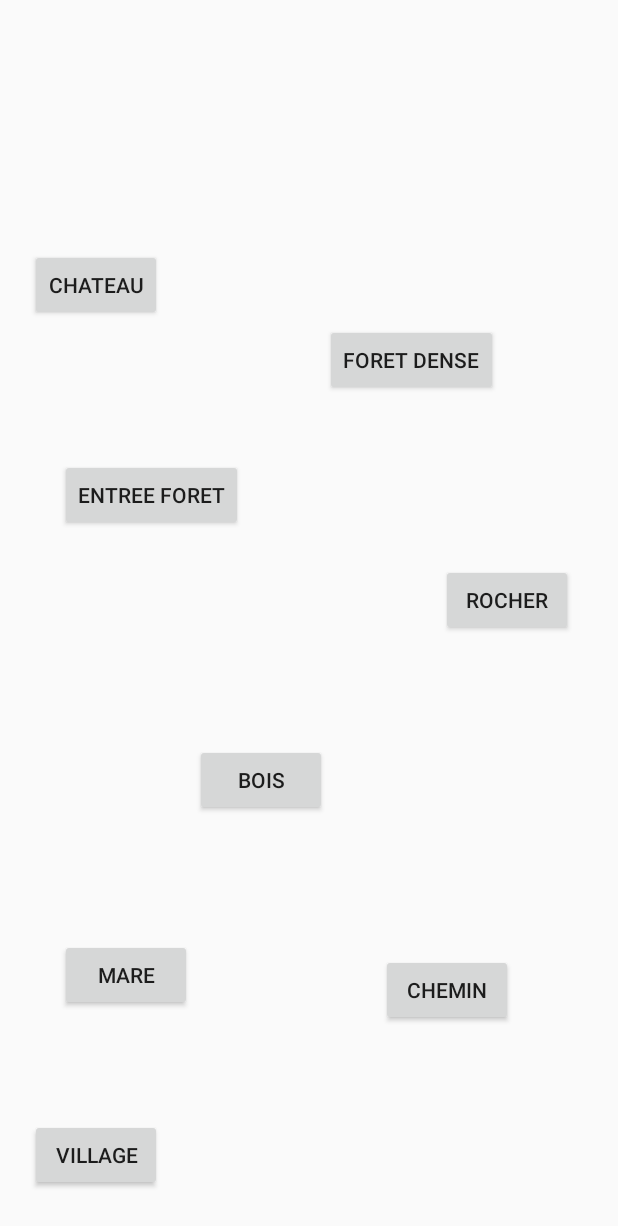
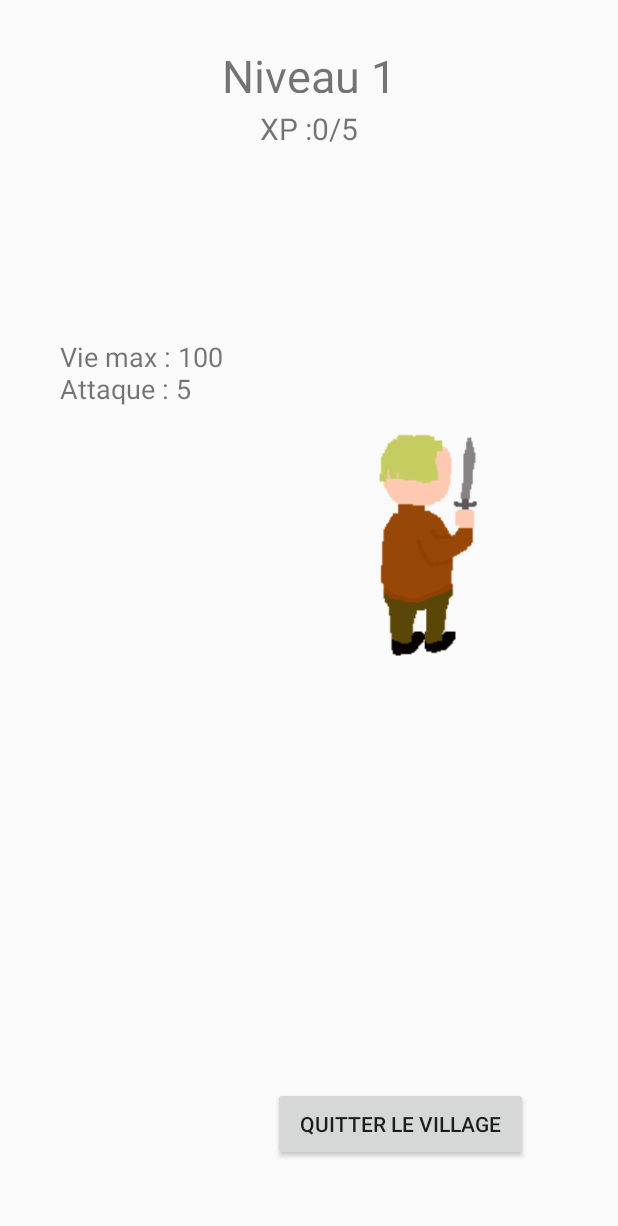
Before and after one commit to PinsardF/CheapQuest, an Android app: the MapActivity screen opened directly, with no data from a screen before it, after a tap on "VILLAGE", on a phone screen of 412 x 824 dp. Shown: the top 1226 px of the screen. Run offline under Robolectric (Android 15) with nearby library versions, the phone set to English and light mode, and no system bars.

Commit message:
XP System done, stats increase. Village done. Next objective : graphics, several ennemies in every zone

```diff
--- a/app/src/main/AndroidManifest.xml
+++ b/app/src/main/AndroidManifest.xml
@@ -17,6 +17,7 @@
             </intent-filter>
         </activity>
         <activity android:name=".Combat"></activity>
+        <activity android:name=".VillageActivity"></activity>
         <activity android:name=".MapActivity"></activity>
     </application>
 
--- a/app/src/main/java/com/example/cheapquest/Combat.java
+++ b/app/src/main/java/com/example/cheapquest/Combat.java
@@ -141,7 +141,6 @@ public class Combat extends AppCompatActivity {
             editor.putInt("hero_lvl",hero_lvl+1);
         }
         editor.putInt("hero_xp",hero_xp);
-        //editor.putInt("hero_xp",14);
         editor.apply();
 
         Handler handler = new Handler();
@@ -164,4 +163,11 @@ public class Combat extends AppCompatActivity {
         hero_health.setText(hero.getHealth()+"/"+hero.getMax_health()+" PV");
         textBox.setText("\""+ennemy.getName()+"\" vous a infligé "+ennemy.attack+" dégats.");
     }
+
+    public void fuir(View view) {
+        TextView textbox = findViewById(R.id.textbox);
+        textbox.setText("Vous prenez la fuite.");
+        Handler handler = new Handler();
+        handler.postDelayed(new Runnable() {public void run() { finish(); }}, 1000);
+    }
 }
--- /dev/null
+++ b/app/src/main/java/com/example/cheapquest/Level_enum.java
@@ -0,0 +1,18 @@
+package com.example.cheapquest;
+
+public enum Level_enum {
+    Level1(1,5,10,3),
+    Level2(2,15,10,2),
+    Level3(3,36,8,3),
+    Level4(4,50,8,4);
+    int lvl;
+    int xp_needed;
+    int health_plus;
+    int attack_plus;
+    Level_enum(int lvl, int xp_needed, int health_plus, int attack_plus){
+        this.lvl = lvl;
+        this.xp_needed = xp_needed;
+        this.health_plus = health_plus;
+        this.attack_plus = attack_plus;
+    }
+}
--- a/app/src/main/java/com/example/cheapquest/MapActivity.java
+++ b/app/src/main/java/com/example/cheapquest/MapActivity.java
@@ -21,9 +21,8 @@ public class MapActivity extends AppCompatActivity {
         startActivity(combatIntent);
     }
 
-    public void go_to_village(){
-        moveTaskToBack(true);
-        android.os.Process.killProcess(android.os.Process.myPid());
-        System.exit(1);
+    public void go_to_village(View view){
+        Intent villageIntent = new Intent(this,VillageActivity.class);
+        startActivity(villageIntent);
     }
 }
--- /dev/null
+++ b/app/src/main/java/com/example/cheapquest/VillageActivity.java
@@ -0,0 +1,48 @@
+package com.example.cheapquest;
+
+import android.content.Context;
+import android.content.SharedPreferences;
+import android.os.Bundle;
+import android.os.Handler;
+import android.support.v7.app.AppCompatActivity;
+import android.view.View;
+import android.widget.ImageView;
+import android.widget.TextView;
+
+import org.w3c.dom.Text;
+
+public class VillageActivity extends AppCompatActivity {
+
+    SharedPreferences sharedPreferences;
+
+    protected void onCreate(Bundle savedInstanceState){
+        super.onCreate(savedInstanceState);
+        setContentView(R.layout.activity_village);
+        sharedPreferences = getSharedPreferences("", Context.MODE_PRIVATE);
+        TextView lvl = findViewById(R.id.village_lvl);
+        int hero_lvl = sharedPreferences.getInt("hero_lvl",0);
+        lvl.setText("Niveau "+hero_lvl);
+        TextView xp = findViewById(R.id.village_xp);
+        int hero_xp = sharedPreferences.getInt("hero_xp",0);
+        Level_enum[] values_lvl = Level_enum.values();
+        Level_enum lvl_actuel = Level_enum.Level1;
+        for (Level_enum value_lvl : values_lvl){
+            if(value_lvl.lvl == hero_lvl){
+                lvl_actuel = value_lvl;
+            }
+        }
+        int xp_needed = lvl_actuel.xp_needed;
+        xp.setText("XP :"+hero_xp+"/"+xp_needed);
+        int hero_health = sharedPreferences.getInt("hero_health",0);
+        int hero_attack = sharedPreferences.getInt("hero_attack",0);
+        TextView stats = findViewById(R.id.village_stats);
+        stats.setText("Vie max : "+hero_health+"\nAttaque : "+hero_attack);
+        ImageView image = findViewById(R.id.village_image);
+        image.setImageDrawable(getDrawable(R.drawable.character));
+    }
+
+    public void village_quit(View view){
+        Handler handler = new Handler();
+        handler.postDelayed(new Runnable() {public void run() { finish(); }}, 1000);
+    }
+}
--- a/app/src/main/res/layout/activity_combat.xml
+++ b/app/src/main/res/layout/activity_combat.xml
@@ -40,6 +40,7 @@
         android:layout_width="140dp"
         android:layout_height="80dp"
         android:layout_marginBottom="65dp"
+        android:onClick="fuir"
         android:text="Fuir"
         app:layout_constraintBottom_toBottomOf="parent"
         app:layout_constraintEnd_toEndOf="parent" />
--- /dev/null
+++ b/app/src/main/res/layout/activity_village.xml
@@ -0,0 +1,69 @@
+<?xml version="1.0" encoding="utf-8"?>
+<android.support.constraint.ConstraintLayout
+    xmlns:android="http://schemas.android.com/apk/res/android"
+    xmlns:app="http://schemas.android.com/apk/res-auto"
+    xmlns:tools="http://schemas.android.com/tools"
+    android:layout_width="match_parent"
+    android:layout_height="match_parent">
+
+    <TextView
+        android:id="@+id/village_lvl"
+        android:layout_width="297dp"
+        android:layout_height="32dp"
+        android:layout_marginStart="20dp"
+        android:layout_marginTop="30dp"
+        android:layout_marginEnd="20dp"
+        android:text="Niveau 1"
+        android:textAlignment="center"
+        android:textSize="30sp"
+        app:layout_constraintEnd_toEndOf="parent"
+        app:layout_constraintHorizontal_bias="0.495"
+        app:layout_constraintStart_toStartOf="parent"
+        app:layout_constraintTop_toTopOf="parent" />
+
+    <TextView
+        android:id="@+id/village_xp"
+        android:layout_width="297dp"
+        android:layout_height="33dp"
+        android:layout_marginStart="40dp"
+        android:layout_marginTop="10dp"
+        android:layout_marginEnd="40dp"
+        android:text="XP : 2/5"
+        android:textAlignment="center"
+        android:textSize="20sp"
+        app:layout_constraintEnd_toEndOf="parent"
+        app:layout_constraintStart_toStartOf="parent"
+        app:layout_constraintTop_toBottomOf="@+id/village_lvl" />
+
+    <TextView
+        android:id="@+id/village_stats"
+        android:layout_width="154dp"
+        android:layout_height="265dp"
+        android:layout_marginStart="40dp"
+        android:layout_marginTop="120dp"
+        android:text="VIe : 95/100\nAttaque : 5"
+        android:textSize="18sp"
+        app:layout_constraintStart_toStartOf="parent"
+        app:layout_constraintTop_toBottomOf="@+id/village_xp" />
+
+    <ImageView
+        android:id="@+id/village_image"
+        android:layout_width="118dp"
+        android:layout_height="269dp"
+        android:layout_marginTop="120dp"
+        android:layout_marginEnd="72dp"
+        app:layout_constraintEnd_toEndOf="parent"
+        app:layout_constraintTop_toBottomOf="@+id/village_xp"
+        app:srcCompat="@drawable/hero" />
+
+    <Button
+        android:id="@+id/village_quit"
+        android:layout_width="170dp"
+        android:layout_height="49dp"
+        android:layout_marginEnd="60dp"
+        android:layout_marginBottom="50dp"
+        android:onClick="village_quit"
+        android:text="Quitter le village"
+        app:layout_constraintBottom_toBottomOf="parent"
+        app:layout_constraintEnd_toEndOf="parent" />
+</android.support.constraint.ConstraintLayout>
```
Also changed, not shown: app/src/main/res/drawable/character.png (added).
